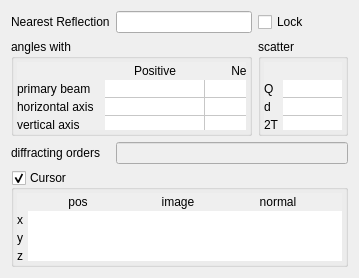
Before: the Qt Designer form ui/mouseinfodisplay.ui in jonasstein/clip, drawn with Qt 5.
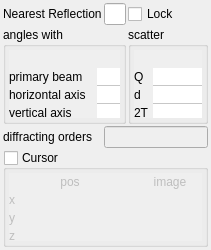
After: the same form once the commit is applied. Icons and pictures are not drawn. Custom widgets are drawn as their Qt base class.

```diff
--- a/ui/mouseinfodisplay.ui
+++ b/ui/mouseinfodisplay.ui
@@ -6,12 +6,12 @@
    <rect>
     <x>0</x>
     <y>0</y>
-    <width>359</width>
-    <height>277</height>
+    <width>191</width>
+    <height>212</height>
    </rect>
   </property>
   <property name="sizePolicy">
-   <sizepolicy hsizetype="Maximum" vsizetype="Maximum">
+   <sizepolicy hsizetype="Preferred" vsizetype="Preferred">
     <horstretch>0</horstretch>
     <verstretch>0</verstretch>
    </sizepolicy>
@@ -24,13 +24,16 @@
     <normaloff>:/icons/icons/info.png</normaloff>:/icons/icons/info.png</iconset>
   </property>
   <layout class="QGridLayout" name="gridLayout_6">
-   <property name="sizeConstraint">
-    <enum>QLayout::SetMinAndMaxSize</enum>
+   <property name="margin">
+    <number>3</number>
+   </property>
+   <property name="spacing">
+    <number>2</number>
    </property>
    <item row="1" column="0">
     <widget class="QLabel" name="label">
      <property name="sizePolicy">
-      <sizepolicy hsizetype="Maximum" vsizetype="Preferred">
+      <sizepolicy hsizetype="Maximum" vsizetype="Maximum">
        <horstretch>0</horstretch>
        <verstretch>0</verstretch>
       </sizepolicy>
@@ -74,7 +77,7 @@
       <item row="0" column="0">
        <widget class="ResizingTableWidget" name="angleTable">
         <property name="sizePolicy">
-         <sizepolicy hsizetype="Preferred" vsizetype="Preferred">
+         <sizepolicy hsizetype="Preferred" vsizetype="Maximum">
           <horstretch>0</horstretch>
           <verstretch>0</verstretch>
          </sizepolicy>
@@ -212,7 +215,7 @@
       <item row="0" column="0">
        <widget class="ResizingTableWidget" name="scatterTable">
         <property name="sizePolicy">
-         <sizepolicy hsizetype="Preferred" vsizetype="Preferred">
+         <sizepolicy hsizetype="Preferred" vsizetype="Maximum">
           <horstretch>0</horstretch>
           <verstretch>0</verstretch>
          </sizepolicy>
@@ -322,19 +325,37 @@
    </item>
    <item row="4" column="0" colspan="3">
     <widget class="QGroupBox" name="cursorBox">
+     <property name="sizePolicy">
+      <sizepolicy hsizetype="Preferred" vsizetype="Maximum">
+       <horstretch>0</horstretch>
+       <verstretch>0</verstretch>
+      </sizepolicy>
+     </property>
+     <property name="styleSheet">
+      <string notr="true">QGroupBox::indicator::checked {
+	image: url(:/icons/icons/up-arrow.svg);
+}
+
+QGroupBox::indicator::unchecked {
+	image: url(:/icons/icons/down-arrow.svg);
+}</string>
+     </property>
      <property name="title">
       <string>Cursor</string>
      </property>
      <property name="flat">
-      <bool>false</bool>
+      <bool>true</bool>
      </property>
      <property name="checkable">
       <bool>true</bool>
      </property>
      <property name="checked">
-      <bool>true</bool>
+      <bool>false</bool>
      </property>
      <layout class="QGridLayout" name="gridLayout_3">
+      <property name="sizeConstraint">
+       <enum>QLayout::SetDefaultConstraint</enum>
+      </property>
       <property name="margin">
        <number>3</number>
       </property>
```
